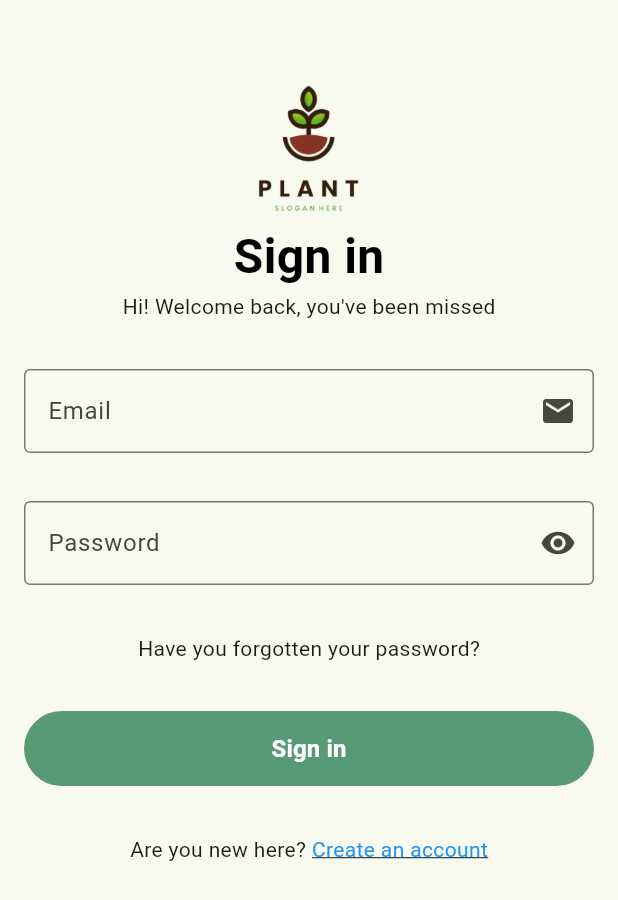
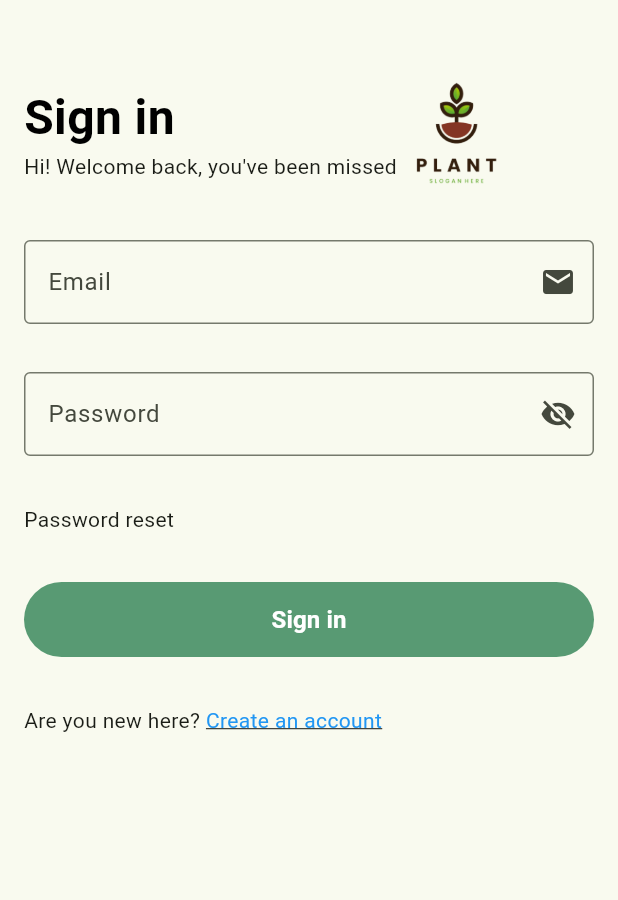
Before and after one commit to martynamazur/plantify, a Flutter app: the Login screen opened by its route, on a phone screen of 412 x 824 dp. Shown: the top 900 px of the screen. Run offline on Flutter 3.47's test engine with Material 3 defaults, Android fonts, the light colour scheme and no system bars; our stand-ins replace another_flushbar, custom_radio_grouped_button, dio, email_validator, flutter_dotenv, flutter_riverpod and 10 more; missing offline and left inert: multi_image_picker_view; accounts and stored records are empty; generated files the repository leaves out were written again; network calls fail.

```diff
--- a/lib/model/offert.dart
+++ b/lib/model/offert.dart
@@ -17,7 +17,7 @@ class Offer with _$Offer {
     @JsonKey(name: 'updated_at') DateTime? updatedAt,
     @JsonKey(name: 'view_count') int? viewCount,
     @JsonKey(name: 'localization') String? localization,
-    @JsonKey(name: 'isFavourite') @Default(false) bool isFavourite
+    @JsonKey(name: 'isFavourite') @Default(true) bool isFavourite
   }) = _Offer;
 
   factory Offer.fromJson(Map<String, dynamic> json) => _$OfferFromJson(json);
--- a/lib/presentation/screen/account_settings.dart
+++ b/lib/presentation/account_settings.dart
@@ -2,8 +2,8 @@ import 'package:flutter/cupertino.dart';
 import 'package:flutter/material.dart';
 import 'package:flutter_riverpod/flutter_riverpod.dart';
 
-import '../../domain/provider/user_account_information_provider.dart';
-import '../../model/setting.dart';
+import '../domain/provider/user_account_information_provider.dart';
+import '../model/setting.dart';
 
 class AccountSettings extends ConsumerWidget {
   const AccountSettings({super.key});
--- a/lib/presentation/screen/login.dart
+++ b/lib/presentation/login.dart
@@ -18,9 +18,17 @@ class Login extends ConsumerStatefulWidget {
 }
 
 class LoginState extends ConsumerState<Login> {
-  final TextEditingController _emailController = TextEditingController();
-  final TextEditingController _passwordController = TextEditingController();
+  late final TextEditingController _emailController;
+  late final TextEditingController _passwordController;
   final _formKey = GlobalKey<FormState>();
+  bool obscureText = false;
+
+  @override
+  void initState() {
+    super.initState();
+    _emailController = TextEditingController();
+    _passwordController = TextEditingController();
+  }
 
   @override
   void dispose() {
@@ -31,7 +39,6 @@ class LoginState extends ConsumerState<Login> {
 
   @override
   Widget build(BuildContext context) {
-    final obscureText = ref.watch(obscureTextProvider);
 
     return Scaffold(
       body: SafeArea(
@@ -41,14 +48,25 @@ class LoginState extends ConsumerState<Login> {
             child: Form(
               key: _formKey,
               child: Column(
+                crossAxisAlignment: CrossAxisAlignment.start,
                 children: [
-                  Image.asset(
-                    'assets/brand_logo.png',
-                    width: 100,
-                    height: 100,
+                  Row(
+                    children: [
+                      Column(
+                        crossAxisAlignment: CrossAxisAlignment.start,
+                        children: [
+                          Text('Sign in', style: headlineMedium),
+                          const Text("Hi! Welcome back, you've been missed"),
+                        ],
+                      ),
+                      Image.asset(
+                        'assets/brand_logo.png',
+                        width: 80,
+                        height: 80,
+                        alignment: Alignment.center,
+                      ),
+                    ],
                   ),
-                  Text('Sign in', style: headlineMedium),
-                  const Text("Hi! Welcome back, you've been missed"),
                   const SizedBox(height: 32.0),
                   TextFormField(
                     controller: _emailController,
@@ -80,7 +98,9 @@ class LoginState extends ConsumerState<Login> {
                           obscureText ? Icons.visibility : Icons.visibility_off,
                         ),
                         onPressed: () {
-                          ref.read(obscureTextProvider.notifier).state = !obscureText;
+                          setState(() {
+                            obscureText = !obscureText;
+                          });
                         },
                       ),
                       border: const OutlineInputBorder(),
@@ -91,29 +111,12 @@ class LoginState extends ConsumerState<Login> {
                     onTap: () {
                       Navigator.pushNamed(context, '/resetPassword');
                     },
-                    child: const Text(
-                      'Have you forgotten your password?',
-                    ),
+                    child: Text('Password reset'),
+
                   ),
                   const SizedBox(height: 32.0),
                   ElevatedButton(
-                    onPressed: () async {
-                      if (_formKey.currentState?.validate() == true) {
-                        final response = await ref.read(userRepositoryProvider).signIn(
-                            _emailController.text,
-                            _passwordController.text,
-                            context
-                        );
-                        if (response) {
-                          setUpUserAccountInformationBox();
-                          Navigator.pushReplacementNamed(context, '/myHomePage');
-                        } else {
-                          loginFailedMessage(context);
-                        }
-                      } else {
-                        loginFailedMessage(context);
-                      }
-                    },
+                    onPressed: _signInValidator,
                     style: primaryButtonStyle,
                     child: Text('Sign in', style: primaryTextStyle),
                   ),
@@ -157,4 +160,22 @@ class LoginState extends ConsumerState<Login> {
       flushbarPosition: FlushbarPosition.TOP,
     ).show(context);
   }
+
+  void _signInValidator() async{
+    if (_formKey.currentState?.validate() == true) {
+      final response = await ref.read(userRepositoryProvider).signIn(
+          _emailController.text,
+          _passwordController.text,
+          context
+      );
+      if (response) {
+        setUpUserAccountInformationBox();
+        Navigator.pushReplacementNamed(context, '/myHomePage');
+      } else {
+        loginFailedMessage(context);
+      }
+    } else {
+      loginFailedMessage(context);
+    }
+  }
 }
--- /dev/null
+++ b/lib/utils/ui_settings.dart
@@ -0,0 +1,4 @@
+
+import 'package:flutter/cupertino.dart';
+
+final uiPadding = EdgeInsets.symmetric(horizontal: 16.0, vertical: 12.0);
```
Also changed, not shown: lib/main.dart (+8 -7 lines), lib/presentation/favourite.dart (added, +79 -0 lines), lib/presentation/main_screen.dart (renamed from lib/presentation/screen/main_screen.dart, +7 -5 lines), lib/presentation/profile.dart (renamed from lib/presentation/screen/profile.dart, +8 -6 lines), lib/presentation/screen/favourite.dart (deleted, +0 -56 lines), lib/presentation/water_schedule.dart (renamed from lib/presentation/screen/water_schedule.dart, +7 -14 lines), lib/utils/empty_list_widget.dart (added, +37 -0 lines), lib/utils/offer_card.dart (+50 -32 lines), lib/model/offert.freezed.dart, lib/model/offert.g.dart, lib/presentation/settings.dart (renamed from lib/presentation/screen/settings.dart), lib/presentation/shop.dart (renamed from lib/presentation/screen/shop.dart), lib/presentation/splash_screen.dart (renamed from lib/presentation/screen/splash_screen.dart).
